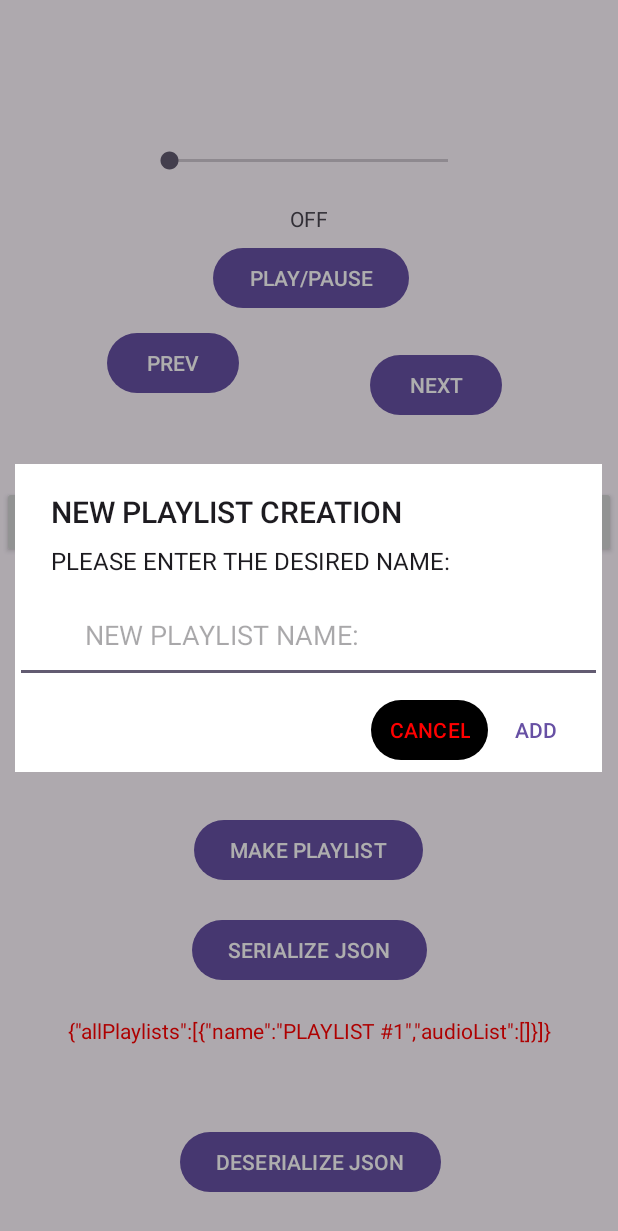
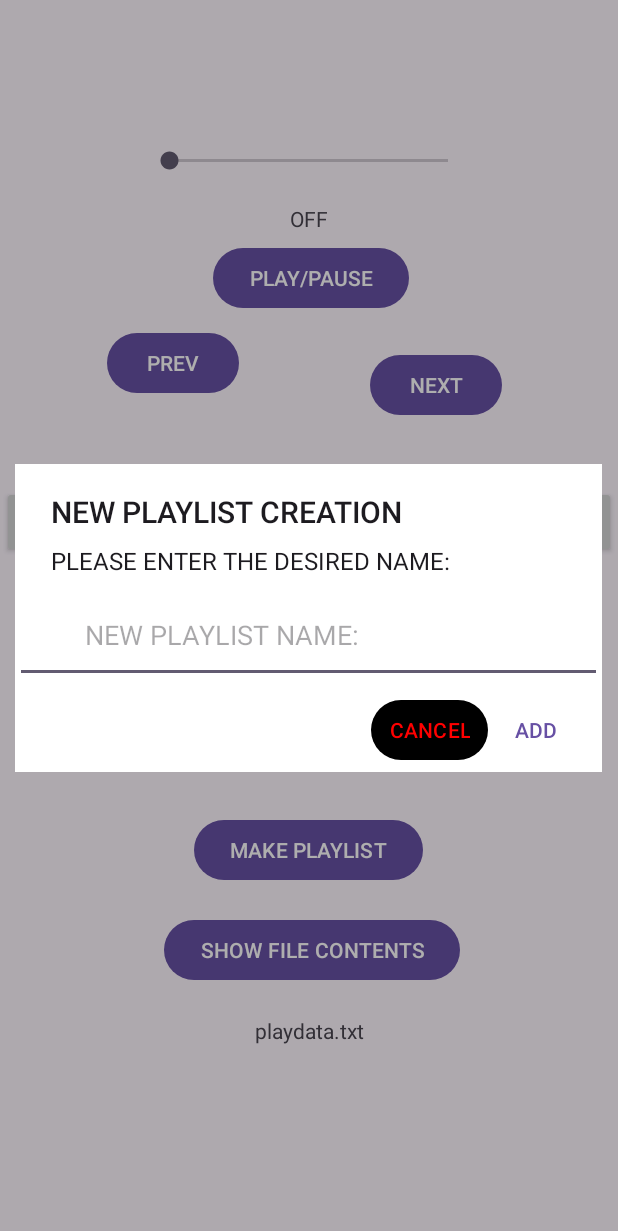
Before and after one commit to worghet/ICS4U___EMBEAR, an Android app: the screen it shows after launch (MainActivity), after a tap on "MAKE PLAYLIST", on a phone screen of 412 x 824 dp. Shown: the top 1231 px of the screen. Run offline under Robolectric (Android 15) with nearby library versions, the phone set to English and light mode, and no system bars; 3 other taps on this screen came first.

Commit message:
commented data classes and a bit of main class. Working on file IO (saving / loading playlists into PlayData)

```diff
--- a/app/src/main/java/com/example/ics4u___embear/AudioActivity.java
+++ b/app/src/main/java/com/example/ics4u___embear/AudioActivity.java
@@ -37,7 +37,7 @@ public class AudioActivity extends AppCompatActivity {
         totalTimeBox = findViewById(R.id.totalTime);
         audioPlayer = AudioPlayer.getAudioPlayer();
         audioNameBox.setText(getIntent().getStringExtra("AUDIO_NAME"));
-        totalTimeBox.setText(Audio.millisecondsToSeconds(getIntent().getLongExtra("AUDIO_LENGTH", 0)));
+        totalTimeBox.setText(AudioPlayer.getAudioPlayer().getAudioPlaying().getArtist() + "DID SUM");
     }
 
     public void togglePlaying(View view) throws IOException {
--- a/app/src/main/java/com/example/ics4u___embear/FileManager.java
+++ b/app/src/main/java/com/example/ics4u___embear/FileManager.java
@@ -1,27 +1,67 @@
 package com.example.ics4u___embear;
+
+import android.util.Log;
+import android.view.View;
+import com.google.gson.Gson;
+import java.io.BufferedWriter;
+import java.io.FileWriter;
+import java.io.IOException;
+import java.util.Scanner;
 
 // gets all the data needed
 public class FileManager {
 
     // fields
-    // sum filereader or idk
-    // constant json file path
+    static FileManager fileManager = new FileManager();
+//    BufferedReader bufferedReader = new BufferedReader(fileInputStream);
+    static String PLAYDATA_FILE_PATH = "playdata.txt";
+    private String jsonString;
+    private Gson gson = new Gson();
+
+    private FileManager() {
+    }
+
+    public static FileManager getFileManager() {
+        return fileManager;
+    }
+
+    public String getSerializedPlayData() {
+        Log.d("FileManager", "starting to getSerialized");
+        jsonString = gson.toJson(PlayData.getPlayData());
+        return jsonString;
+    }
+
+    public void deserializePlayData(View view) {
+        // playdata set to (read file).deserialize
+    }
+
+    // use buffered reader too?
+    public String getPlayDataFileContents() {
+        // Initialize the reading resources.
+        Scanner fileReader = new Scanner(PLAYDATA_FILE_PATH);
+        String fileContents = "";
+
+        // Read the file.
+        while (fileReader.hasNextLine()) {
+            fileContents += fileReader.nextLine();
+        }
+
+        // Close reader.
+        fileReader.close(); // should use try finally or try with resource
+        return fileContents;
+    }
+
+    public void updatePlayDataFileContents() throws IOException {
+        BufferedWriter bufferedWriter = new BufferedWriter(new FileWriter(PLAYDATA_FILE_PATH));
+        bufferedWriter.write(getSerializedPlayData());
+        bufferedWriter.flush();
+        bufferedWriter.close();
+
+    }
+
 
     public void accessExternalStorage() {
 
     }
 
-    public void readAllPlaylists() {
-
-    }
-
-    public void readPlaylist(Playlist playlist) {
-
-    }
-
-    // use boolean to confirm?
-//    public void modify
-
-//    public void readAudioData
-
 }
--- a/app/src/main/java/com/example/ics4u___embear/MainActivity.java
+++ b/app/src/main/java/com/example/ics4u___embear/MainActivity.java
@@ -1,34 +1,50 @@
+// == FILE LOCATION ===============
 package com.example.ics4u___embear;
 
+// == IMPORTS ==================================
+import androidx.appcompat.app.AppCompatActivity;
+import android.graphics.drawable.ColorDrawable;
+import androidx.appcompat.app.AlertDialog;
+import androidx.core.view.WindowCompat;
+import android.widget.LinearLayout;
+import android.widget.EditText;
+import android.widget.TextView;
 import android.content.Intent;
 import android.graphics.Color;
-import android.graphics.drawable.ColorDrawable;
+import android.widget.Button;
+import android.widget.Toast;
+import java.io.IOException;
+import android.view.View;
 import android.os.Bundle;
-import android.view.View;
-import android.widget.Button;
-import android.widget.EditText;
-import android.widget.LinearLayout;
-import android.widget.TextView;
-import android.widget.Toast;
+import android.util.Log;
 
-import androidx.appcompat.app.AlertDialog;
-import androidx.appcompat.app.AppCompatActivity;
-import androidx.core.view.WindowCompat;
+// == PLAYLISTS SCREEN ==============================
+public class MainActivity extends AppCompatActivity {
 
-import com.google.gson.Gson;
+    // ==================================
+    // == CLASS VARIABLES [FIELDS] =====
+    // ==================================
 
-public class MainActivity extends AppCompatActivity {
-// make into singleton too?
+    TextView jsonOutput;
+    PlayData playData;
 
-    FileManager fileManager;
-    TextView jsonOutput; // CANNOT INITIALIZE BEFORE ONCREATE!!!!!!!
-    PlayData playData;
+    // ==================================
+    // == SCREEN BUILDER (ON_CREATE) ====
+    // ==================================
 
     @Override
     protected void onCreate(Bundle savedInstanceState) {
+
+        // Default layout creation.
         super.onCreate(savedInstanceState);
-        clearSystemUI();
         setContentView(R.layout.activity_main);
+//        clearSystemUI();
+
+        // Check that file exists; read from it if it does.
+        jsonOutput = findViewById(R.id.textOutput);
+
+        // make file exist
+        Log.d("checking contents", FileManager.getFileManager().getPlayDataFileContents());
 
         // initialize audioplayer here too
         playData = PlayData.getPlayData();
@@ -36,21 +52,35 @@ public class MainActivity extends AppCompatActivity {
 
     }
 
+    // ==================================
+    // == UI HELPER METHODS =============
+    // ==================================
+
+    // TODO: CHANGE COMPOSITION OF BUTTONS (INCLUDES REMOVE, NAME, ETC).
+    // Parameters: None.
+    // Description: Loads all Playlists as buttons onto the screen.
     public void renderPlaylistButtons() {
-        // Reference to the LinearLayout inside ScrollView
+
+        // Create a reference to the LinearLayout inside the ScrollView.
         LinearLayout playlistContainer = findViewById(R.id.playlistContainerLayout);
 
-        // Clear existing views in the container (if any)
+        // Clear existing views in the container (if any).
         playlistContainer.removeAllViews();
 
-        // Iterate through each playlist in PlayData
+        // Iterate through each playlist in PlayData.
         for (int playlistIndex = 0; playlistIndex < PlayData.getNumPlaylists(); playlistIndex++) {
+
+            // For convenience: copy the playlist here.
             Playlist playlist = PlayData.getPlaylist(playlistIndex);
-            Button button = new Button(this);
-            button.setText(playlist.getName());  // Set the button text as the playlist name
+
+            // Create a button dedicated to this playlist.
+            Button playlistButton = new Button(this);
+
+            // Set the button text as the playlist name.
+            playlistButton.setText(playlist.getName());
 
             int carryablePlaylistIndex = playlistIndex;
-            button.setOnClickListener(view -> {
+            playlistButton.setOnClickListener(view -> {
                 Intent intent = new Intent(this, PlaylistActivity.class);
                 intent.putExtra("PLAYLIST_INDEX", carryablePlaylistIndex);
                 startActivity(intent);
@@ -58,17 +88,43 @@ public class MainActivity extends AppCompatActivity {
             });
 
             // Add the button to the container layout
-            playlistContainer.addView(button);
+            playlistContainer.addView(playlistButton);
         }
     }
 
+    // Parameters: None.
+    // Description: Gets rid of SYSTEM UI.
+    private void clearSystemUI() {
+
+        // [CLARITY] Gets rid of the top status bar.
+        WindowCompat.setDecorFitsSystemWindows(getWindow(), false);
+
+        // [CLARITY] Gets rid of the bottom navigation bar.
+        View decorView = getWindow().getDecorView();
+        decorView.setSystemUiVisibility(
+                View.SYSTEM_UI_FLAG_LAYOUT_STABLE
+                        | View.SYSTEM_UI_FLAG_LAYOUT_HIDE_NAVIGATION
+                        | View.SYSTEM_UI_FLAG_LAYOUT_FULLSCREEN
+                        | View.SYSTEM_UI_FLAG_HIDE_NAVIGATION
+                        | View.SYSTEM_UI_FLAG_IMMERSIVE_STICKY);
+    }
+
+    // ==================================
+    // == FUNCTIONALITY METHODS =========
+    // ==================================
+
+    // Parameters: None.
+    // Description: Makes a popup which requests a name for the new playlist.
     public void addPlaylistToPlayData(View view) {
 
-        // edit text is an input getter
-        EditText inputLine = new EditText(this); // created in This activity
+        // ----------------------------------------------------------------|
+        // 1. Create the popup. TODO: CHANGE COMPOSITION OF POPUP (COLOR). |
+        // ----------------------------------------------------------------|
+
+        // Create the input line where the user will write the desired name.
+        EditText inputLine = new EditText(this);
         inputLine.setHint("NEW PLAYLIST NAME:"); // sets what should be entered
 
-        // formatting
         // TODO import own colors, try to make rounded stuff
         inputLine.setPadding(70, 0, 0, 30);
 //        inputLine.setBackgroundColor(); // can use images as background. ex Color.BLACK
@@ -81,10 +137,10 @@ public class MainActivity extends AppCompatActivity {
         popupBuilder.setMessage("PLEASE ENTER THE DESIRED NAME:");
         popupBuilder.setView(inputLine);
 
-        // add buttons and what to do when theyre pressed
+        // ------------------------------------|
+        // 2. Setup "CANCEL" and "ADD" Buttons |
+        // ------------------------------------|
 
-
-        // TODO DISABLE BUTTON UNTIL POSSIBLE (USE LISTENER)
         popupBuilder.setPositiveButton("ADD", ((dialog, which) -> {
 
             // collect new name
@@ -95,6 +151,12 @@ public class MainActivity extends AppCompatActivity {
                 // add to playdata and reload
                 PlayData.addPlaylist(new Playlist(newPlaylistName));
                 renderPlaylistButtons();
+                try {
+                    Log.d("FileManager", "trying to update contents");
+                    FileManager.getFileManager().updatePlayDataFileContents();
+                } catch (IOException e) {
+                    throw new RuntimeException(e);
+                }
             }
             else {
                 Toast errorPopup = new Toast(this);
@@ -123,41 +185,8 @@ public class MainActivity extends AppCompatActivity {
         popup.getWindow().setBackgroundDrawable(new ColorDrawable(Color.WHITE));  // Example with a custom color (hex code)
     }
 
-    public void serializePlayData(View view) {
-
-        jsonOutput = findViewById(R.id.jsonOutput);
-        jsonOutput.setTextColor(Color.RED);
-
-        try {
-            String jsonString = new Gson().toJson(playData);
-            jsonOutput.setText(jsonString);
-
-        } catch (Exception e) {
-            jsonOutput.setText("Something went wrong.");
-        }
-
-
-//        Button button = findViewById()
-//        playData.
+    // TEMPORARY, WILL REMOVE LATER
+    public void showFileContents(View view) {
+        jsonOutput.setText(FileManager.getFileManager().getPlayDataFileContents());
     }
-
-    public void deserializePlayData(View view) {
-        jsonOutput.setText("This would be the deserialized object..");
-    }
-
-    private void clearSystemUI() {
-
-        // [CLARITY] Gets rid of the top status bar.
-        WindowCompat.setDecorFitsSystemWindows(getWindow(), false);
-
-        // [CLARITY] Gets rid of the bottom navigation bar.
-        View decorView = getWindow().getDecorView();
-        decorView.setSystemUiVisibility(
-                View.SYSTEM_UI_FLAG_LAYOUT_STABLE
-                        | View.SYSTEM_UI_FLAG_LAYOUT_HIDE_NAVIGATION
-                        | View.SYSTEM_UI_FLAG_LAYOUT_FULLSCREEN
-                        | View.SYSTEM_UI_FLAG_HIDE_NAVIGATION
-                        | View.SYSTEM_UI_FLAG_IMMERSIVE_STICKY);
-    }
-
 }
--- a/app/src/main/java/com/example/ics4u___embear/PlayData.java
+++ b/app/src/main/java/com/example/ics4u___embear/PlayData.java
@@ -1,61 +1,74 @@
+// == FILE LOCATION ===============
 package com.example.ics4u___embear;
 
+// == IMPORTS =============
 import java.util.ArrayList;
 import java.util.List;
 
-// singleton class
+/** PLAYDATA CLASS:
+ * This is a data object responsible for the storage of all data used in the application.
+ */
 public class PlayData {
 
+    // ==================================
+    // == CLASS VARIABLES [FIELDS] =====
+    // ==================================
+
+    // List of all playlists.
     private List<Playlist> allPlaylists = new ArrayList<>();
-    static PlayData playData = generateDemoPlayData();
 
-    // read from file if it were real, etc
+    // Because this is a singleton class, it holds its own object.
+    private static PlayData playData = generateDemoPlayData();
+
+    // ==================================
+    // == CONSTRUCTORS ==================
+    // ==================================
+
+    // TEMPORARY: WILL REPLACE WITH DEFAULT CONSTRUCTOR AFTER
     private static PlayData generateDemoPlayData() {
         PlayData demoData = new PlayData();
 
         Playlist playlist1 = new Playlist("PLAYLIST #1");
-//        playlist1.modifyPlaylist(Playlist.PROCEDURE_ADD, new Audio("SongA"));
-//        playlist1.modifyPlaylist(Playlist.PROCEDURE_ADD, new Audio("SongB"));
-//
-//        Playlist playlist2 = new Playlist("PLAYLIST #2");
-//        playlist2.modifyPlaylist(Playlist.PROCEDURE_ADD, new Audio("SongC"));
-//        playlist2.modifyPlaylist(Playlist.PROCEDURE_ADD, new Audio("SongD"));
-//        playlist2.modifyPlaylist(Playlist.PROCEDURE_ADD, new Audio("SongE"));
-//
-//        Playlist playlist3 = new Playlist("PLAYLIST #3");
-//        playlist3.modifyPlaylist(Playlist.PROCEDURE_ADD, new Audio("SongF"));
-
-
-        // make add playlist method
         demoData.allPlaylists.add(playlist1);
-//        demoData.allPlaylists.add(playlist2);
-//        demoData.allPlaylists.add(playlist3);
-
 
         return demoData;
     }
 
+    // Parameters: None.
+    // Description: Private constructor; singleton class.
+    private PlayData() {
+
+    }
+
+    // ==================================
+    // == MANIPULATOR METHODS ===========
+    // ==================================
+
+    // Parameters: (Playlist) playlist
+    // Description: Adds given playlist to list of playlists.
     public static void addPlaylist(Playlist playlist) {
         playData.allPlaylists.add(playlist);
     }
 
+    // ==================================
+    // == GETTER METHODS ================
+    // ==================================
+
+    // Parameters: None | Uses access to class variables.
+    // Description: Returns the number of playlists.
     public static int getNumPlaylists() {
         return playData.allPlaylists.size();
     }
 
+    // Parameters: (int) Playlist index.
+    // Description: Returns the playlist associated with the index within the playlist list.
     public static Playlist getPlaylist(int index) {
         return playData.allPlaylists.get(index);
     }
 
-
-    private PlayData() {
-
-    }
-
+    // Parameters: None | Uses access to class variables.
+    // Description: Returns the PlayData object.
     public static PlayData getPlayData() {
         return playData;
     }
-
-
-
 }
--- a/app/src/main/res/layout/activity_main.xml
+++ b/app/src/main/res/layout/activity_main.xml
@@ -42,8 +42,8 @@
         android:layout_marginStart="158dp"
         android:layout_marginTop="24dp"
         android:layout_marginEnd="163dp"
-        android:onClick="serializePlayData"
-        android:text="SERIALIZE JSON"
+        android:text="SHOW FILE CONTENTS"
+        android:onClick="showFileContents"
         app:layout_constraintBottom_toBottomOf="parent"
         app:layout_constraintEnd_toEndOf="parent"
         app:layout_constraintHorizontal_bias="0.461"
@@ -51,21 +51,8 @@
         app:layout_constraintTop_toTopOf="parent"
         app:layout_constraintVertical_bias="0.778" />
 
-    <Button
-        android:id="@+id/deserialize"
-        android:layout_width="wrap_content"
-        android:layout_height="wrap_content"
-        android:onClick="deserializePlayData"
-        android:text="DESERIALIZE JSON"
-        app:layout_constraintBottom_toBottomOf="parent"
-        app:layout_constraintEnd_toEndOf="parent"
-        app:layout_constraintHorizontal_bias="0.504"
-        app:layout_constraintStart_toStartOf="parent"
-        app:layout_constraintTop_toTopOf="parent"
-        app:layout_constraintVertical_bias="0.967" />
-
     <TextView
-        android:id="@+id/jsonOutput"
+        android:id="@+id/textOutput"
         android:layout_width="wrap_content"
         android:layout_height="wrap_content"
         android:text="THIS IS A TEXTVIEW"
--- a/app/src/main/res/layout/activity_playlist.xml
+++ b/app/src/main/res/layout/activity_playlist.xml
@@ -54,7 +54,7 @@
         android:id="@+id/addAudio"
         android:layout_width="wrap_content"
         android:layout_height="wrap_content"
-        android:onClick="addSongToPlaylist"
+        android:onClick="addAudioFile"
         android:text="ADD AUDIO"
         app:layout_constraintBottom_toBottomOf="parent"
         app:layout_constraintEnd_toEndOf="parent"
@@ -64,7 +64,7 @@
         app:layout_constraintVertical_bias="0.89" />
 
     <TextView
-        android:id="@+id/textView"
+        android:id="@+id/totalDuration"
         android:layout_width="wrap_content"
         android:layout_height="wrap_content"
         android:layout_marginTop="7dp"
@@ -94,7 +94,7 @@
         android:layout_width="wrap_content"
         android:layout_height="wrap_content"
         android:layout_marginTop="19dp"
-        android:onClick="goToFullscreenAudio"
+        android:onClick="goToFullscreenTrackPlayer"
         android:text="OPEN FULLSCREEN"
         app:layout_constraintBottom_toBottomOf="parent"
         app:layout_constraintEnd_toEndOf="parent"
```
Also changed, not shown: app/src/main/java/com/example/ics4u___embear/Audio.java (deleted, +0 -71 lines), app/src/main/java/com/example/ics4u___embear/AudioPlayer.java (+6 -6 lines), app/src/main/java/com/example/ics4u___embear/Playlist.java (+52 -37 lines), app/src/main/java/com/example/ics4u___embear/PlaylistActivity.java (+30 -24 lines), app/src/main/java/com/example/ics4u___embear/Track.java (added, +68 -0 lines).
